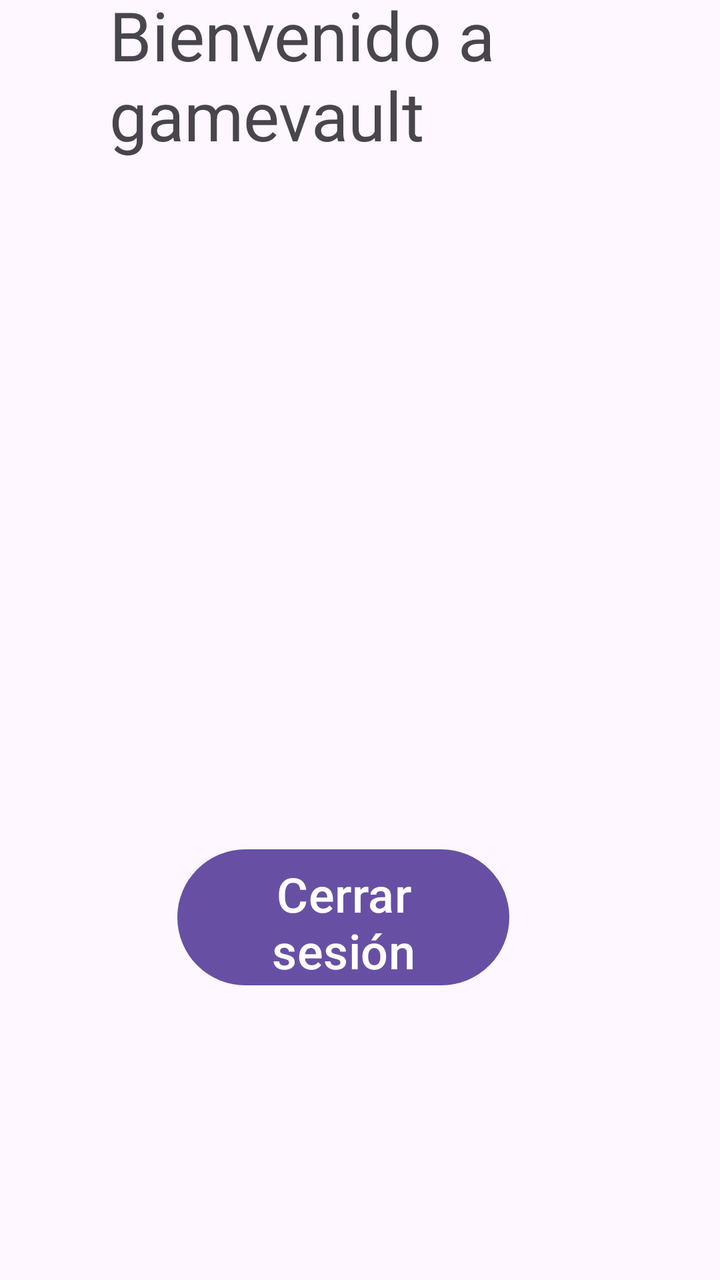
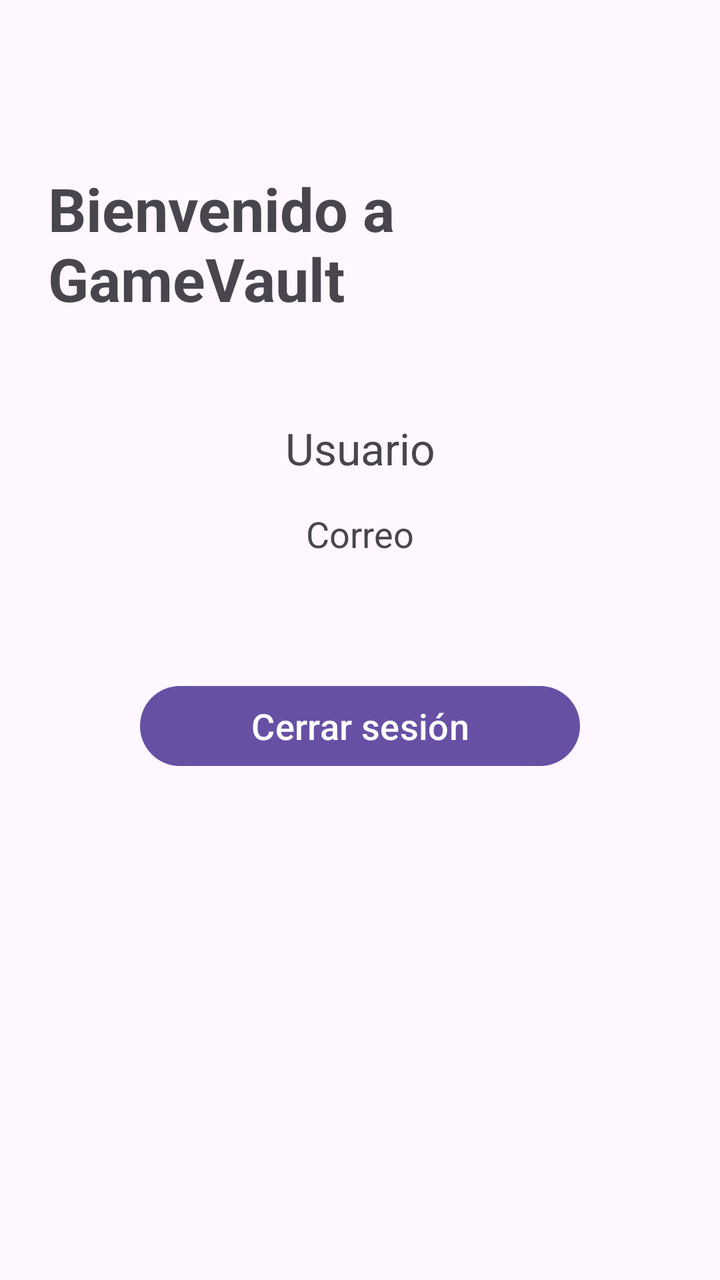

Screens rendered from an Android XML layout before and after an edit, with the pre-edit source and the edit as a unified diff.
<!-- AndroidManifest.xml: application theme Theme.GameVault -->
<!-- res/layout/activity_pantalla_inicio.xml -->
<?xml version="1.0" encoding="utf-8"?>
<androidx.constraintlayout.widget.ConstraintLayout xmlns:android="http://schemas.android.com/apk/res/android"
    xmlns:app="http://schemas.android.com/apk/res-auto"
    xmlns:tools="http://schemas.android.com/tools"
    android:id="@+id/main"
    android:layout_width="match_parent"
    android:layout_height="match_parent"
    tools:context=".Pantalla_Inicio">

    <Button
        android:id="@+id/btnCerrarSesion"
        android:layout_width="166dp"
        android:layout_height="76dp"
        android:layout_marginStart="114dp"
        android:layout_marginTop="100dp"
        android:layout_marginEnd="131dp"
        android:layout_marginBottom="239dp"
        android:text="Cerrar sesión"
        android:textSize="24sp"
        app:layout_constraintBottom_toBottomOf="parent"
        app:layout_constraintEnd_toEndOf="parent"
        app:layout_constraintStart_toStartOf="parent"
        app:layout_constraintTop_toBottomOf="@+id/textView3" />

    <TextView
        android:id="@+id/textView3"
        android:layout_width="283dp"
        android:layout_height="124dp"
        android:layout_marginStart="80dp"
        android:layout_marginTop="90dp"
        android:layout_marginEnd="48dp"
        android:layout_marginBottom="202dp"
        android:text="Bienvenido a gamevault"
        android:textSize="34sp"
        app:layout_constraintBottom_toTopOf="@+id/btnCerrarSesion"
        app:layout_constraintEnd_toEndOf="parent"
        app:layout_constraintStart_toStartOf="parent"
        app:layout_constraintTop_toTopOf="parent" />
</androidx.constraintlayout.widget.ConstraintLayout>
<!-- resources referenced by this layout -->
<resources>
  <style name="Theme.GameVault" parent="Base.Theme.GameVault" />
  <style name="Base.Theme.GameVault" parent="Theme.Material3.DayNight.NoActionBar">
          
          
      </style>
</resources>

<!-- the commit's change to res/layout/activity_pantalla_inicio.xml (unified diff, before → after) -->
@@ -1,39 +1,57 @@
 <?xml version="1.0" encoding="utf-8"?>
-<androidx.constraintlayout.widget.ConstraintLayout xmlns:android="http://schemas.android.com/apk/res/android"
+<androidx.constraintlayout.widget.ConstraintLayout
+    xmlns:android="http://schemas.android.com/apk/res/android"
     xmlns:app="http://schemas.android.com/apk/res-auto"
     xmlns:tools="http://schemas.android.com/tools"
     android:id="@+id/main"
     android:layout_width="match_parent"
     android:layout_height="match_parent"
+    android:padding="24dp"
     tools:context=".Pantalla_Inicio">
+
+    <TextView
+        android:id="@+id/txtBienvenida"
+        android:layout_width="wrap_content"
+        android:layout_height="wrap_content"
+        android:layout_marginTop="60dp"
+        android:text="Bienvenido a GameVault"
+        android:textSize="30sp"
+        android:textStyle="bold"
+        app:layout_constraintTop_toTopOf="parent"
+        app:layout_constraintStart_toStartOf="parent"
+        app:layout_constraintEnd_toEndOf="parent"/>
+
+    <TextView
+        android:id="@+id/txtNombreUsuario"
+        android:layout_width="wrap_content"
+        android:layout_height="wrap_content"
+        android:layout_marginTop="50dp"
+        android:text="Usuario"
+        android:textSize="22sp"
+        app:layout_constraintEnd_toEndOf="parent"
+        app:layout_constraintStart_toStartOf="parent"
+        app:layout_constraintTop_toBottomOf="@id/txtBienvenida" />
+
+    <TextView
+        android:id="@+id/txtCorreoUsuario"
+        android:layout_width="wrap_content"
+        android:layout_height="wrap_content"
+        android:layout_marginTop="16dp"
+        android:text="Correo"
+        android:textSize="18sp"
+        app:layout_constraintEnd_toEndOf="parent"
+        app:layout_constraintStart_toStartOf="parent"
+        app:layout_constraintTop_toBottomOf="@id/txtNombreUsuario" />
 
     <Button
         android:id="@+id/btnCerrarSesion"
-        android:layout_width="166dp"
-        android:layout_height="76dp"
-        android:layout_marginStart="114dp"
-        android:layout_marginTop="100dp"
-        android:layout_marginEnd="131dp"
-        android:layout_marginBottom="239dp"
+        android:layout_width="220dp"
+        android:layout_height="wrap_content"
+        android:layout_marginTop="60dp"
         android:text="Cerrar sesión"
-        android:textSize="24sp"
-        app:layout_constraintBottom_toBottomOf="parent"
-        app:layout_constraintEnd_toEndOf="parent"
+        android:textSize="18sp"
+        app:layout_constraintTop_toBottomOf="@id/txtCorreoUsuario"
         app:layout_constraintStart_toStartOf="parent"
-        app:layout_constraintTop_toBottomOf="@+id/textView3" />
+        app:layout_constraintEnd_toEndOf="parent"/>
 
-    <TextView
-        android:id="@+id/textView3"
-        android:layout_width="283dp"
-        android:layout_height="124dp"
-        android:layout_marginStart="80dp"
-        android:layout_marginTop="90dp"
-        android:layout_marginEnd="48dp"
-        android:layout_marginBottom="202dp"
-        android:text="Bienvenido a gamevault"
-        android:textSize="34sp"
-        app:layout_constraintBottom_toTopOf="@+id/btnCerrarSesion"
-        app:layout_constraintEnd_toEndOf="parent"
-        app:layout_constraintStart_toStartOf="parent"
-        app:layout_constraintTop_toTopOf="parent" />
 </androidx.constraintlayout.widget.ConstraintLayout>
